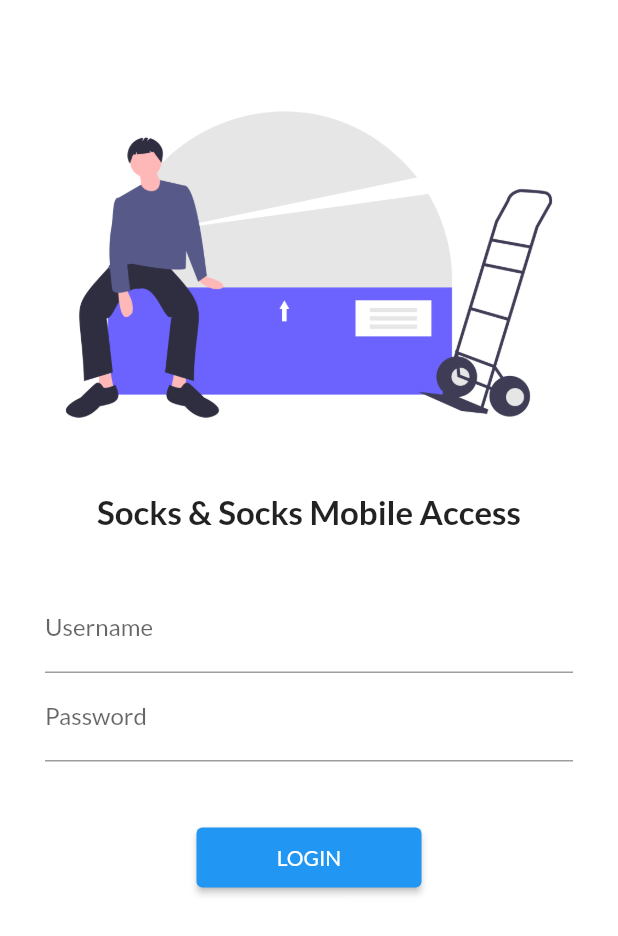
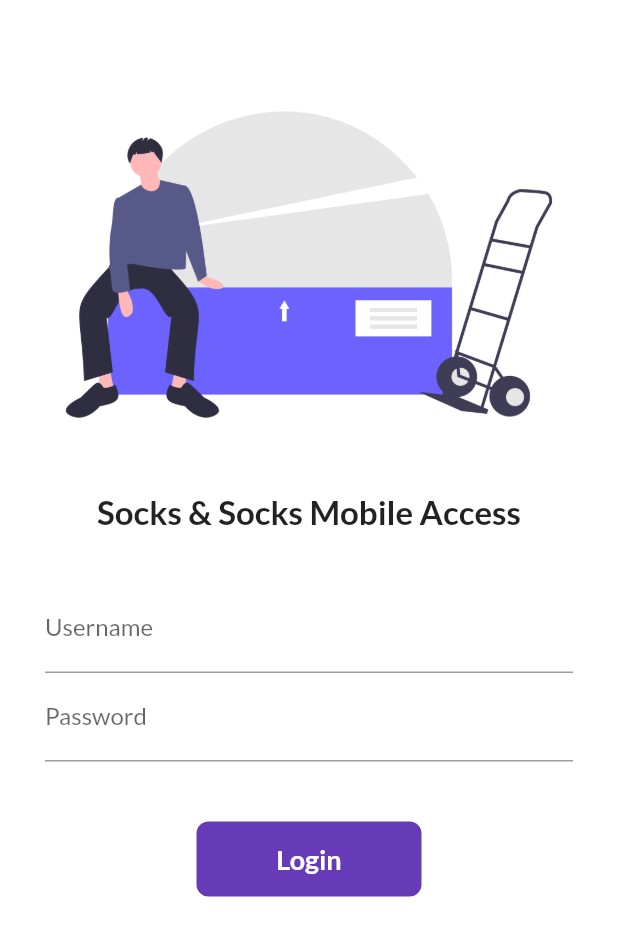
Before and after one commit to syed-talal-hassan/ecommerce, a Flutter app: the screen it shows after launch, on a phone screen of 412 x 824 dp. Shown: the top 936 px of the screen. Run offline on Flutter 3.47's test engine with Material 2 defaults, Android fonts, the phone set to English and light mode, and no system bars; our stand-ins replace google_fonts.

Commit message:
log-6 completed

```diff
--- a/lib/screens/login.dart
+++ b/lib/screens/login.dart
@@ -1,7 +1,15 @@
 import 'package:ecommerce/utils/routes.dart';
 import 'package:flutter/material.dart';
 
-class Login extends StatelessWidget {
+class Login extends StatefulWidget {
+  @override
+  State<Login> createState() => _LoginState();
+}
+
+class _LoginState extends State<Login> {
+  String name = "";
+  bool changeButton = false;
+
   @override
   Widget build(BuildContext context) {
     return Material(
@@ -50,13 +58,45 @@ class Login extends StatelessWidget {
                     SizedBox(
                       height: 40.0,
                     ),
-                    ElevatedButton(
-                      child: Text("LOGIN"),
-                      onPressed: () {
+
+                    InkWell(
+                      onTap: () async {
+                        setState(() {
+                          changeButton = true;
+                        });
+                        await Future.delayed(Duration(seconds: 1));
                         Navigator.pushNamed(context, AppRoutes.homeRoute);
                       },
-                      style: TextButton.styleFrom(minimumSize: Size(150, 40)),
-                    )
+                      child: AnimatedContainer(
+                        duration: Duration(seconds: 1),
+                        width: changeButton ? 50 : 150,
+                        height: 50,
+                        alignment: Alignment.center,
+                        child: changeButton
+                            ? Icon(
+                                Icons.done,
+                                color: Colors.white,
+                              )
+                            : Text(
+                                "Login",
+                                style: TextStyle(
+                                    color: Colors.white,
+                                    fontWeight: FontWeight.bold,
+                                    fontSize: 18),
+                              ),
+                        decoration: BoxDecoration(
+                            color: Colors.deepPurple,
+                            borderRadius:
+                                BorderRadius.circular(changeButton ? 50 : 8)),
+                      ),
+                    ),
+                    // ElevatedButton(
+                    //   child: Text("LOGIN"),
+                    //   onPressed: () {
+                    //     Navigator.pushNamed(context, AppRoutes.homeRoute);
+                    //   },
+                    //   style: TextButton.styleFrom(minimumSize: Size(150, 40)),
+                    // )
                   ],
                 ),
               )
```
